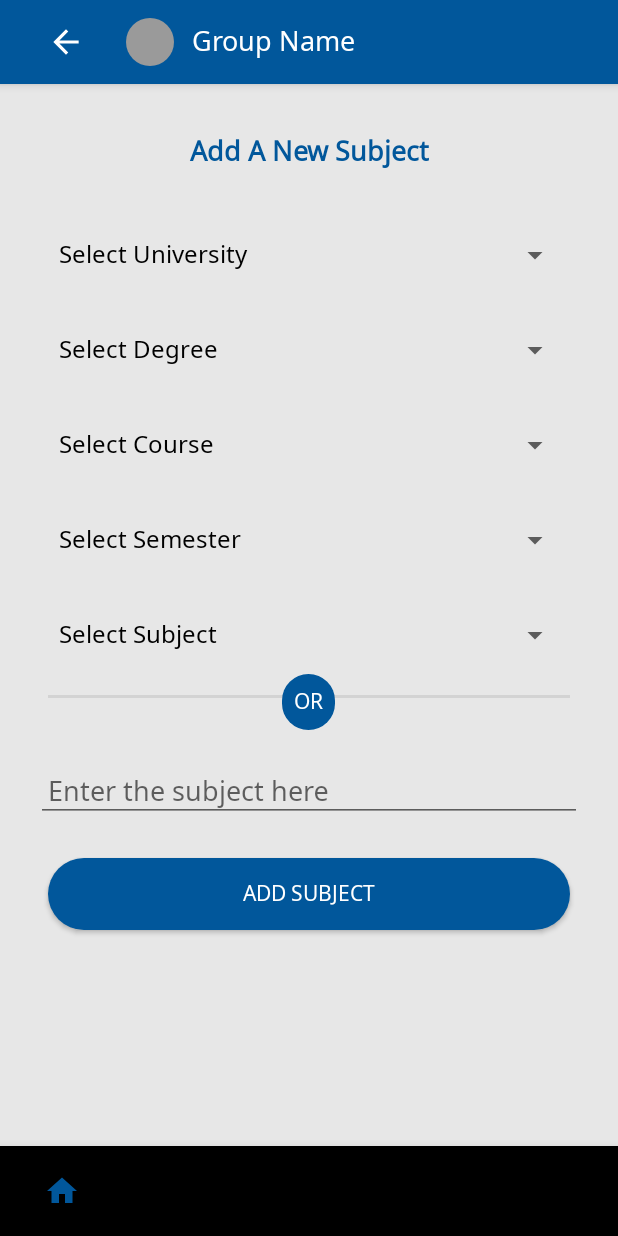
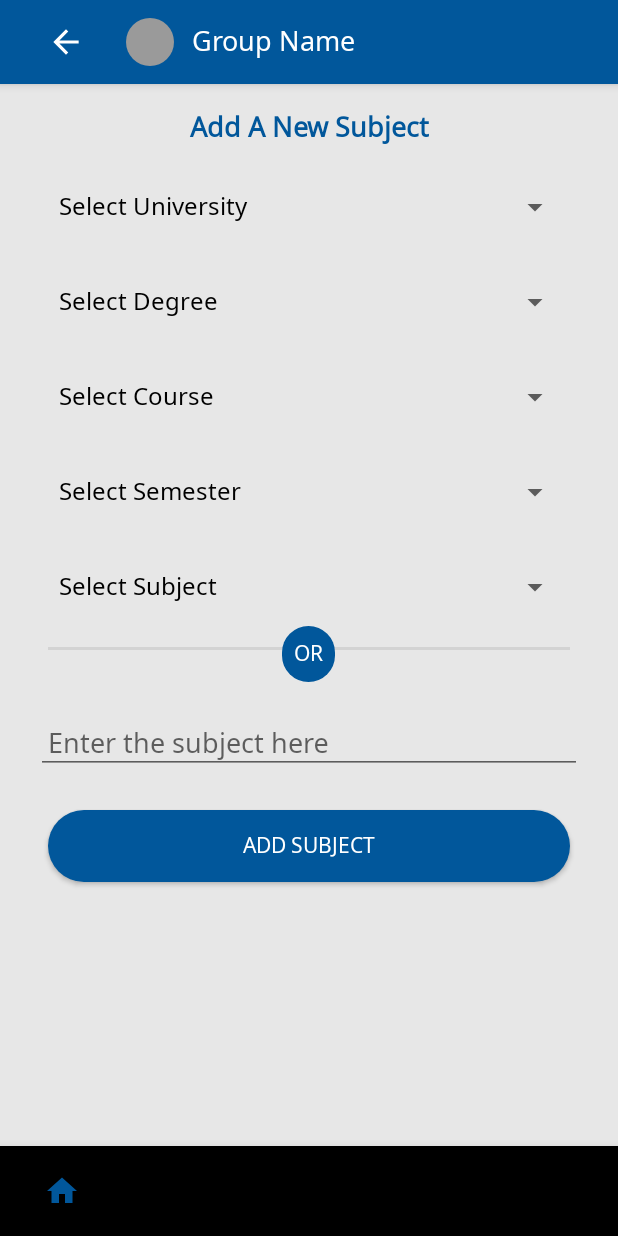
Before and after one commit to baithakguru/starmark, an Android app: the fragment AddTopic placed in its activity, on a phone screen of 412 x 824 dp. Run offline under Robolectric (Android 15) with nearby library versions, the phone set to English and light mode, and no system bars; our stand-ins replace CircleImageView, Firebase (no records; nobody signed in at launch, a user with empty details on screens opened directly), Volley; 3 statements that could not run were skipped.

Commit message:
add subtopics to existing topics

```diff
--- a/app/src/main/AndroidManifest.xml
+++ b/app/src/main/AndroidManifest.xml
@@ -32,7 +32,7 @@
         </activity>
         <activity
             android:name=".ui.mainScreen.Groups.EachGroup"
-            >
+            android:parentActivityName=".ui.mainScreen.MainActivity">
 
         </activity>
         <activity
--- a/app/src/main/java/guru/baithak/starmark/ui/groups/Files/Adapter.kt
+++ b/app/src/main/java/guru/baithak/starmark/ui/groups/Files/Adapter.kt
@@ -43,7 +43,7 @@ class Adapter(val c: Context, val files: ArrayList<HashMap<String, Any>>): Recyc
         }
         catch (e:Exception){
         }
-        if(name.trim().isEmpty()){
+        if(name.trim().isEmpty() || name.equals(files[p1]["group"])){
             name ="root"
         }
 
--- a/app/src/main/java/guru/baithak/starmark/ui/groups/Files/Files.kt
+++ b/app/src/main/java/guru/baithak/starmark/ui/groups/Files/Files.kt
@@ -74,6 +74,7 @@ class Files : Fragment() {
                 }
                 val data=dataSnap.value as HashMap<String, Any>
                 data.put("topic",pathIncoming+ path)
+                data.put("group",pathIncoming!!.split("/")[1])
                 data.put("stars",star)
                 data.put("selfMark",selfMarked)
                 files.add(data)
@@ -127,6 +128,7 @@ class Files : Fragment() {
                 })
 
                 fileRecycler?.let{
+                    val split = pathIncoming!!.split("/")
                     it.adapter = Adapter(context!!,files)
                     val layoutManager = LinearLayoutManager(context)
                     layoutManager.reverseLayout = true
--- a/app/src/main/java/guru/baithak/starmark/ui/groups/Topics/AllTopics.kt
+++ b/app/src/main/java/guru/baithak/starmark/ui/groups/Topics/AllTopics.kt
@@ -52,8 +52,8 @@ class AllTopics : Fragment() {
 
                     for(p1 in p0.children){
                         try{
-                        val details = p1.child("detailsTopic").value.toString().split("/")
-                        topics.put(details[details.size-1], p1.key!!)
+                        val details = p1.child("detailsTopic").value.toString()
+                        topics.put(details, p1.key!!)
                         }catch (e:Exception){}
                     }
                 allTopicsRecycler?.let {
--- a/app/src/main/java/guru/baithak/starmark/ui/groups/Topics/AllTopicsAdapter.kt
+++ b/app/src/main/java/guru/baithak/starmark/ui/groups/Topics/AllTopicsAdapter.kt
@@ -28,7 +28,8 @@ class AllTopicsAdapter(val c:Context,val groupKey:String,val topics:HashMap<Stri
     }
 
     override fun onBindViewHolder(p0: ViewHolder, p1: Int) {
-        p0.topic.text = topicNames[p1]
+        val split = topicNames[p1].split("/")
+        p0.topic.text = split[split.size-1]
         p0.item.setOnClickListener {
             val frag = ExistingTopics()
             val b = Bundle()
--- a/app/src/main/java/guru/baithak/starmark/ui/mainScreen/Groups/Groups.kt
+++ b/app/src/main/java/guru/baithak/starmark/ui/mainScreen/Groups/Groups.kt
@@ -39,7 +39,6 @@ class Groups : Fragment() {
         try {
             groupsRecycler.adapter = GroupsAdapter(context!!, groups)
             groupsRecycler.layoutManager = LinearLayoutManager(context)
-
         }catch (e:Exception){
 
         }
--- a/app/src/main/res/layout/fragment_add_topic.xml
+++ b/app/src/main/res/layout/fragment_add_topic.xml
@@ -2,23 +2,31 @@
 <ScrollView android:layout_width="match_parent"
     android:layout_height="match_parent"
     xmlns:android="http://schemas.android.com/apk/res/android" >
+
     <LinearLayout
+        android:padding="16dp"
+        android:layout_width="match_parent"
+        android:layout_height="wrap_content"
+        android:orientation="vertical">
+
+
+        <TextView android:layout_width="match_parent" android:layout_height="wrap_content"
+            android:text="Add A New Subject"
+            android:gravity="center"
+            android:id="@+id/actionDesc"
+            android:textStyle="bold"
+            android:textSize="18sp"
+            android:textColor="@color/colorPrimary"/>
+
+        <LinearLayout
+            android:id="@+id/ifNewTopic"
             android:orientation="vertical"
             xmlns:android="http://schemas.android.com/apk/res/android"
             xmlns:tools="http://schemas.android.com/tools"
             android:layout_width="match_parent"
             android:layout_height="wrap_content"
-        android:padding="16dp"
             tools:context=".ui.groups.NewTopic.AddTopic">
 
-
-    <TextView android:layout_width="match_parent" android:layout_height="wrap_content"
-    android:text="Add A New Subject"
-    android:gravity="center"
-    android:textStyle="bold"
-    android:textSize="18sp"
-              android:layout_margin="16dp"
-    android:textColor="@color/colorPrimary"/>
 
             <Spinner android:layout_width="match_parent"  android:layout_height="wrap_content"
                 android:entries="@array/uselessSpinner"
@@ -56,6 +64,9 @@
                 android:textColor="#ffffff"
                 android:background="@drawable/button"/>
 
+
+        </LinearLayout>
+
         <android.support.design.widget.TextInputLayout
             android:layout_margin="8dp" android:layout_width="match_parent"
             android:layout_height="wrap_content">
@@ -74,6 +85,6 @@
             android:layout_margin="16dp"
 
             />
+    </LinearLayout>
 
-</LinearLayout>
 </ScrollView>
--- a/app/src/main/res/layout/fragment_all_topics.xml
+++ b/app/src/main/res/layout/fragment_all_topics.xml
@@ -2,6 +2,7 @@
 <FrameLayout xmlns:android="http://schemas.android.com/apk/res/android"
     xmlns:tools="http://schemas.android.com/tools"
     android:layout_width="match_parent"
+    android:background="@color/colorAccentOpaque"
     android:layout_height="match_parent"
     tools:context=".ui.groups.Topics.AllTopics">
 
--- a/app/src/main/res/layout/fragment_existing_topics.xml
+++ b/app/src/main/res/layout/fragment_existing_topics.xml
@@ -4,6 +4,7 @@
     android:layout_width="match_parent"
     android:layout_height="match_parent"
     android:animateLayoutChanges="true"
+    android:background="@color/colorAccentOpaque"
     tools:context=".ui.groups.Topics.ExistingTopics">
 
     <android.support.v7.widget.RecyclerView
--- a/app/src/main/res/layout/view_holder_files.xml
+++ b/app/src/main/res/layout/view_holder_files.xml
@@ -5,8 +5,8 @@
     android:layout_width="75dp"
     android:layout_height="75dp"
     android:id="@+id/fileTypeIcon"
-    android:src="@drawable/ic_menu_manage"
-    android:padding="24dp"/>
+    android:src="@drawable/picture"
+    android:padding="16dp"/>
     <LinearLayout
         android:layout_centerVertical="true"
         android:layout_width="match_parent"
```
Also changed, not shown: app/src/main/java/guru/baithak/starmark/ui/groups/Files/FileOptions.kt (+22 -0 lines), app/src/main/java/guru/baithak/starmark/ui/groups/NewTopic/AddTopic.kt (+28 -1 lines), app/src/main/java/guru/baithak/starmark/ui/mainScreen/Groups/EachGroup.kt (+14 -6 lines). Lines whose indentation alone changed are shown as unchanged.
